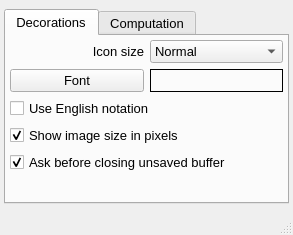
First picture: the form in UIs/nPreferences.ui, repository NeutrinoToolkit/Neutrino, before the edit.
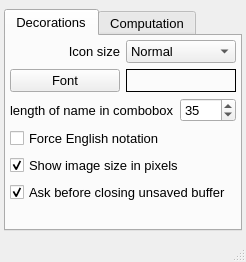
Second picture: the form after the edit.

Diff of the .ui file:
```diff
--- a/UIs/nPreferences.ui
+++ b/UIs/nPreferences.ui
@@ -6,8 +6,8 @@
    <rect>
     <x>0</x>
     <y>0</y>
-    <width>293</width>
-    <height>235</height>
+    <width>246</width>
+    <height>262</height>
    </rect>
   </property>
   <property name="font">
@@ -132,10 +132,41 @@
           </layout>
          </widget>
         </item>
+        <item>
+         <widget class="QWidget" name="widget_4" native="true">
+          <layout class="QHBoxLayout" name="horizontalLayout">
+           <property name="margin">
+            <number>0</number>
+           </property>
+           <item>
+            <widget class="QLabel" name="label">
+             <property name="font">
+              <font>
+               <pointsize>10</pointsize>
+              </font>
+             </property>
+             <property name="text">
+              <string>length of name in combobox</string>
+             </property>
+            </widget>
+           </item>
+           <item>
+            <widget class="QSpinBox" name="physNameLength">
+             <property name="value">
+              <number>35</number>
+             </property>
+             <property name="neutrinoSave" stdset="0">
+              <bool>true</bool>
+             </property>
+            </widget>
+           </item>
+          </layout>
+         </widget>
+        </item>
         <item>
          <widget class="QCheckBox" name="useDot">
           <property name="text">
-           <string>Use English notation</string>
+           <string>Force English notation</string>
           </property>
           <property name="neutrinoSave" stdset="0">
            <bool>true</bool>
```
Left out of the diff: 12 changed lines with no effect on the pictures.
